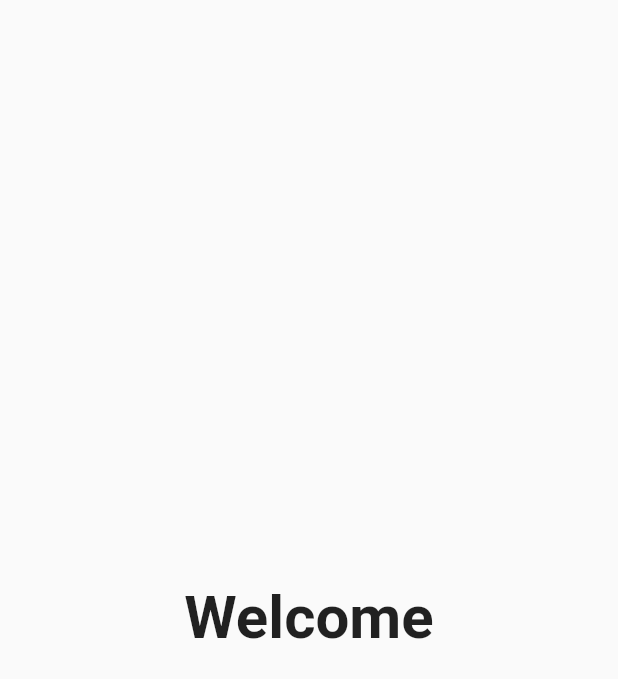
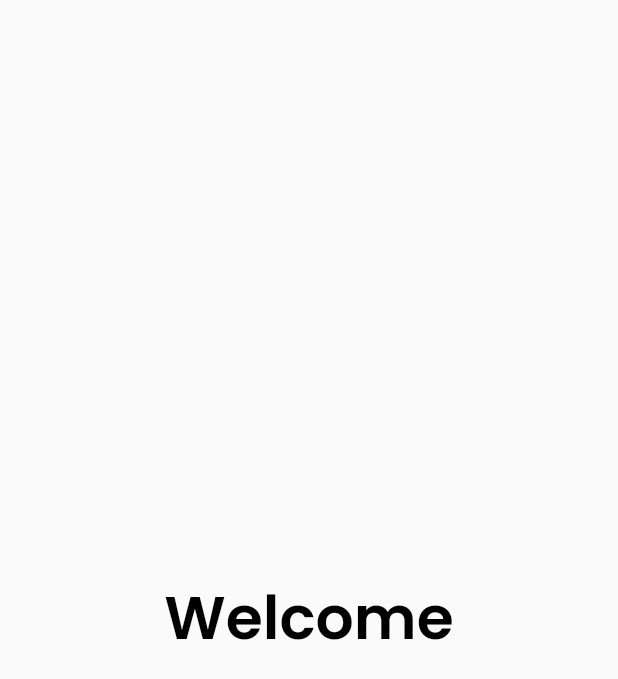
Before and after one commit to HassanHamdouna/app_api, a Flutter app: the LaunchScreen screen opened by its route, on a phone screen of 412 x 824 dp. Shown: the top 679 px of the screen. Run offline on Flutter 3.47's test engine with Material 2 defaults, Android fonts, the phone set to English and light mode, and no system bars; our stand-ins replace google_fonts.

```diff
--- a/lib/screens/launch_screen.dart
+++ b/lib/screens/core/launch_screen.dart
@@ -1,4 +1,5 @@
 import 'package:flutter/material.dart';
+import 'package:google_fonts/google_fonts.dart';
 
 class LaunchScreen extends StatefulWidget {
   const LaunchScreen({super.key});
@@ -13,14 +14,18 @@ class _LaunchScreenState extends State<LaunchScreen> {
     // TODO: implement initState
     super.initState();
     Future.delayed(const Duration(seconds: 3),() {
-      Navigator.pushReplacementNamed(context, '/home_screen');
+      Navigator.pushReplacementNamed(context, '/users_screen');
     },);
   }
   @override
   Widget build(BuildContext context) {
-    return const Scaffold(
+    return  Scaffold(
       body: Center(
-        child: Text('Welcome',style: TextStyle(fontWeight: FontWeight.w600,fontSize: 40)),
+        child: Text('Welcome',style: GoogleFonts.poppins(
+          fontWeight: FontWeight.w600,
+          fontSize: 40,
+          color: Colors.black
+        )),
       ),
     );
   }
--- a/pubspec.yaml
+++ b/pubspec.yaml
@@ -37,6 +37,7 @@ dependencies:
   # Use with the CupertinoIcons class for iOS style icons.
   cupertino_icons: ^1.0.2
   http: ^0.13.5
+  google_fonts: ^4.0.4
 
 dev_dependencies:
   flutter_test:
```
Also changed, not shown: lib/main.dart (+14 -3 lines), lib/screens/app/home_screen.dart (renamed from lib/screens/home_screen.dart, +4 -4 lines), pubspec.lock, 4 other files.
